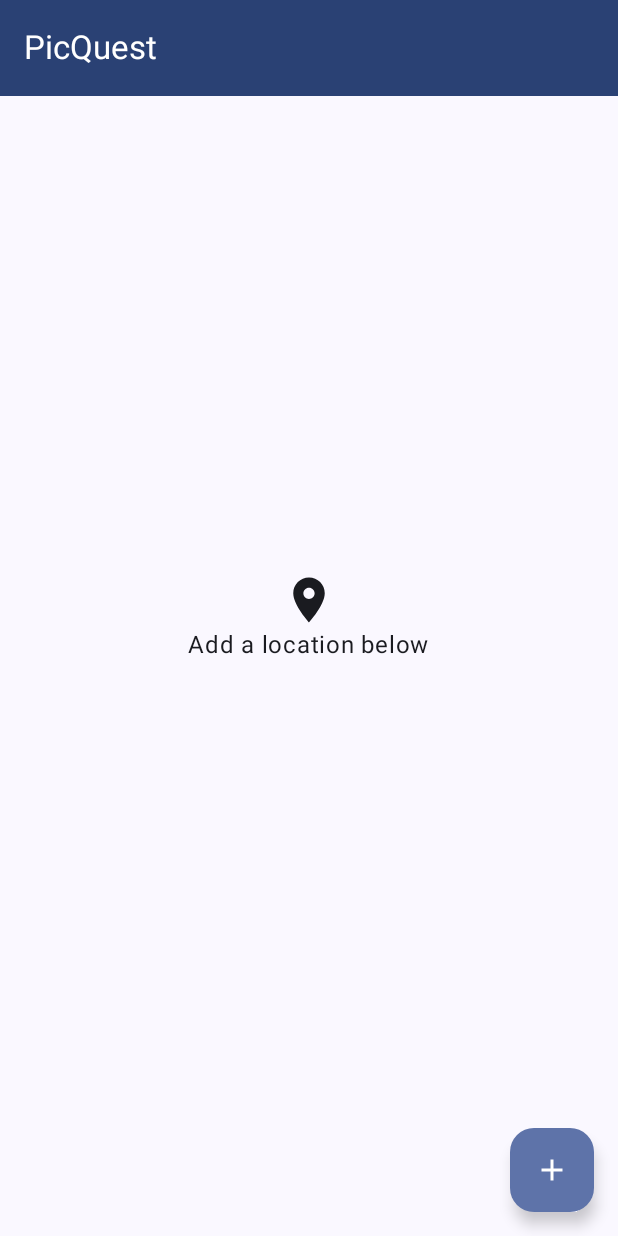
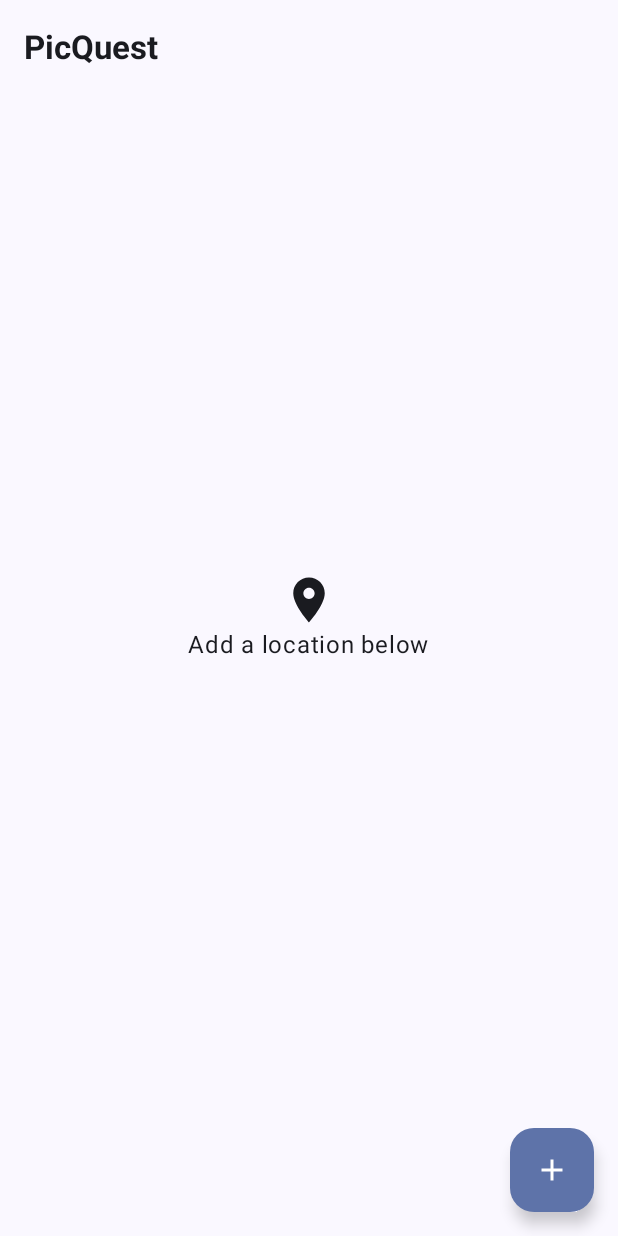
Before and after one commit to BOBODDY/PicQuestV2, an Android app built with Jetpack Compose: the screen it shows after launch (MainActivity), on a phone screen of 412 x 824 dp. Run offline under Robolectric (Android 15) with nearby library versions, the phone set to English and light mode, and no system bars; our stand-ins replace Dagger/Hilt's generated code, Room's generated code; libraries missing offline, so code that uses them is left out: com.mapbox.maps.

Commit message:
Clean up imports, move to Material3
The TopAppBar was showing a different color between the location list and the new location screen.
The problem was the list screen was using Material 3 (and working) while the new location screen was using the Material 2 component

```diff
--- a/app/src/main/java/dev/mathewsmobile/picquestv2/ui/component/LocationListComponent.kt
+++ b/app/src/main/java/dev/mathewsmobile/picquestv2/ui/component/LocationListComponent.kt
@@ -9,15 +9,13 @@
 import androidx.compose.material.icons.filled.LocationOn
 import androidx.compose.material3.ExperimentalMaterial3Api
 import androidx.compose.material3.Icon
-import androidx.compose.material3.MaterialTheme
 import androidx.compose.material3.Scaffold
 import androidx.compose.material3.Text
 import androidx.compose.material3.TopAppBar
-import androidx.compose.material3.TopAppBarDefaults
 import androidx.compose.runtime.Composable
 import androidx.compose.ui.Alignment
 import androidx.compose.ui.Modifier
-import androidx.compose.ui.graphics.Color
+import androidx.compose.ui.text.font.FontWeight
 import androidx.compose.ui.tooling.preview.Preview
 import androidx.compose.ui.unit.dp
 import androidx.compose.ui.unit.sp
@@ -34,8 +32,7 @@
     Scaffold(
         topBar = {
             TopAppBar(
-                title = { Text("PicQuest", color = Color.White) },
-                colors = TopAppBarDefaults.smallTopAppBarColors(containerColor = MaterialTheme.colorScheme.primary)
+                title = { Text("PicQuest", fontWeight = FontWeight.Bold) },
             )
         },
         floatingActionButton = {
--- a/app/src/main/java/dev/mathewsmobile/picquestv2/ui/component/MapComponent.kt
+++ b/app/src/main/java/dev/mathewsmobile/picquestv2/ui/component/MapComponent.kt
@@ -2,7 +2,7 @@
 
 import androidx.compose.foundation.layout.Box
 import androidx.compose.material.Icon
-import androidx.compose.material.IconButton
+import androidx.compose.material3.IconButton
 import androidx.compose.material.icons.Icons
 import androidx.compose.material.icons.filled.Menu
 import androidx.compose.runtime.Composable
--- a/app/src/main/java/dev/mathewsmobile/picquestv2/ui/component/ViewLocation.kt
+++ b/app/src/main/java/dev/mathewsmobile/picquestv2/ui/component/ViewLocation.kt
@@ -2,7 +2,6 @@
 
 import android.net.Uri
 import androidx.compose.animation.animateContentSize
-import androidx.compose.foundation.Image
 import androidx.compose.foundation.clickable
 import androidx.compose.foundation.layout.Box
 import androidx.compose.foundation.layout.Column
@@ -14,13 +13,11 @@
 import androidx.compose.foundation.shape.RoundedCornerShape
 import androidx.compose.material.icons.Icons
 import androidx.compose.material.icons.filled.Close
-import androidx.compose.material.icons.filled.LocationOn
 import androidx.compose.material3.Icon
 import androidx.compose.material3.MaterialTheme
 import androidx.compose.material3.Surface
 import androidx.compose.material3.Text
 import androidx.compose.runtime.Composable
-import androidx.compose.ui.Alignment
 import androidx.compose.ui.Modifier
 import androidx.compose.ui.draw.clip
 import androidx.compose.ui.text.font.FontWeight
--- a/app/src/main/java/dev/mathewsmobile/picquestv2/ui/theme/Color.kt
+++ b/app/src/main/java/dev/mathewsmobile/picquestv2/ui/theme/Color.kt
@@ -2,15 +2,9 @@
 
 import androidx.compose.ui.graphics.Color
 
-val Purple80 = Color(0xFFD0BCFF)
-val PurpleGrey80 = Color(0xFFCCC2DC)
-val Pink80 = Color(0xFFEFB8C8)
+val DarkGreen = Color(0xFF006400)
+val LightGreen = Color(0xFF4CAF50)
+val YellowGreen = Color(0xFF9ACD32)
+val Khaki = Color(0x57F0E68C)
 
-val Purple40 = Color(0xFF6650a4)
-val PurpleGrey40 = Color(0xFF625b71)
-val Pink40 = Color(0xFF7D5260)
-
-val DarkGreen = Color(0xFF006400)
-val Green = Color(0xFF008000)
-val YellowGreen = Color(0xFF9ACD32)
-val Khaki = Color(0xFFF0E68C)
+val OffWhite = Color(0xFFFFFBFE)
--- a/app/src/main/java/dev/mathewsmobile/picquestv2/ui/theme/Theme.kt
+++ b/app/src/main/java/dev/mathewsmobile/picquestv2/ui/theme/Theme.kt
@@ -10,6 +10,7 @@
 import androidx.compose.material3.lightColorScheme
 import androidx.compose.runtime.Composable
 import androidx.compose.runtime.SideEffect
+import androidx.compose.ui.graphics.Color
 import androidx.compose.ui.graphics.toArgb
 import androidx.compose.ui.platform.LocalContext
 import androidx.compose.ui.platform.LocalView
@@ -18,23 +19,24 @@
 private val DarkColorScheme = darkColorScheme(
     primary = DarkGreen,
     secondary = YellowGreen,
-//    tertiary = Pink40,
     background = Khaki,
 )
 
 private val LightColorScheme = lightColorScheme(
     primary = DarkGreen,
+    onPrimary = Color.White,
     secondary = YellowGreen,
-//    tertiary = Pink40,
-    background = Khaki,
+    onSecondary = Color.White,
+    background = OffWhite,
+    surface = DarkGreen,
+    onSurface = Color.White,
+    primaryContainer = LightGreen,
 
     /* Other default colors to override
-    surface = Color(0xFFFFFBFE),
     onPrimary = Color.White,
     onSecondary = Color.White,
     onTertiary = Color.White,
     onBackground = Color(0xFF1C1B1F),
-    onSurface = Color(0xFF1C1B1F),
     */
 )
 
```
Also changed, not shown: app/src/main/java/dev/mathewsmobile/picquestv2/ui/component/BottomSheet.kt (deleted, +0 -32 lines), app/src/main/java/dev/mathewsmobile/picquestv2/ui/component/PhotoPicker.kt (+8 -8 lines), app/src/main/java/dev/mathewsmobile/picquestv2/ui/screen/NewLocationScreen.kt (+21 -8 lines).
